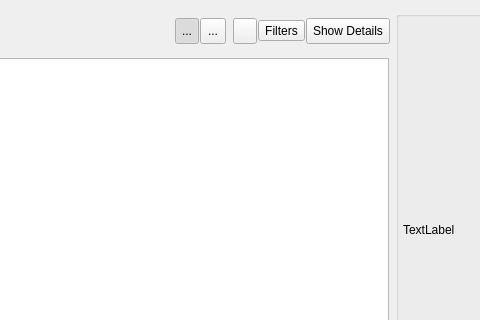
The window that resources/dialog.ui (studiowildcard/tk-multi-loader2) describes before a commit, drawn with Qt 5; both pictures show x 519 to 999 and y 0 to 320 of the 1226 by 782 pixel window.
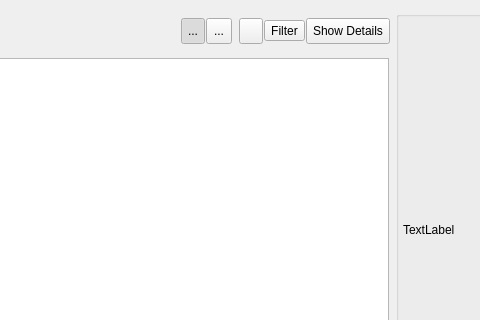
The same window after the commit. Icons and pictures are not drawn. Custom widgets are drawn as their Qt base class.

Commit message: Rename button from Filters to Filter.

Diff of the .ui file:
```diff
--- a/resources/dialog.ui
+++ b/resources/dialog.ui
@@ -456,7 +456,7 @@
        <item>
         <widget class="FilterMenuButton" name="filter_menu_btn">
          <property name="text">
-          <string>Filters</string>
+          <string>Filter</string>
          </property>
         </widget>
        </item>
```
The commit also changes 51 other files.
